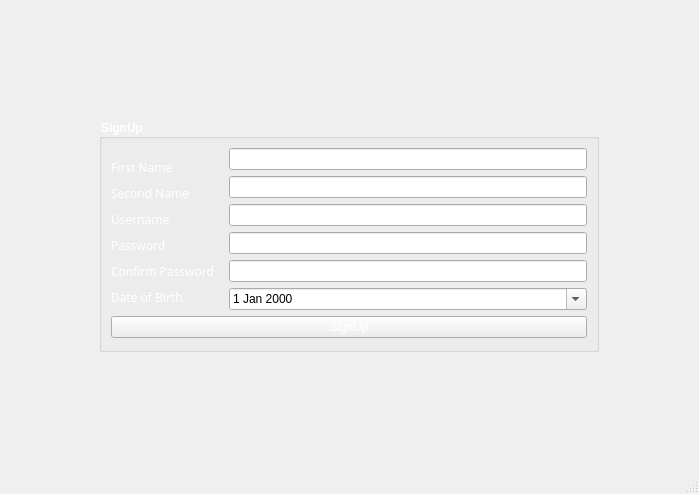
First picture: the form in register.ui, repository razashahid107/NOTEPAD-QT, before the edit.
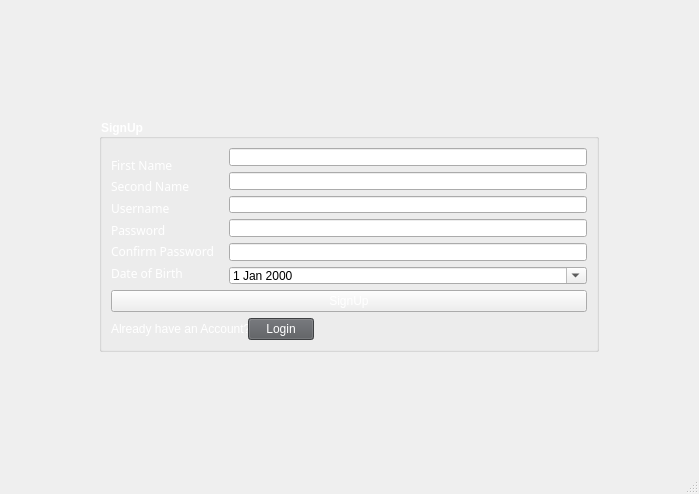
Second picture: the form after the edit. Icons and pictures are not drawn.

What changed in the file:
```diff
--- a/register.ui
+++ b/register.ui
@@ -38,7 +38,7 @@
       <property name="title">
        <string>SignUp</string>
       </property>
-      <layout class="QGridLayout" name="gridLayout">
+      <layout class="QGridLayout" name="gridLayout_3">
        <item row="0" column="0">
         <layout class="QHBoxLayout" name="horizontalLayout">
          <item>
@@ -211,6 +211,46 @@
          </property>
         </widget>
        </item>
+       <item row="2" column="0">
+        <layout class="QGridLayout" name="gridLayout">
+         <property name="rightMargin">
+          <number>273</number>
+         </property>
+         <property name="spacing">
+          <number>0</number>
+         </property>
+         <item row="0" column="0">
+          <widget class="QLabel" name="label_7">
+           <property name="maximumSize">
+            <size>
+             <width>150</width>
+             <height>16777215</height>
+            </size>
+           </property>
+           <property name="text">
+            <string>Already have an Account?</string>
+           </property>
+          </widget>
+         </item>
+         <item row="0" column="1">
+          <widget class="QPushButton" name="pushButton">
+           <property name="maximumSize">
+            <size>
+             <width>66</width>
+             <height>16777215</height>
+            </size>
+           </property>
+           <property name="styleSheet">
+            <string notr="true">background-color: rgb(87, 89, 93);
+border-color: rgb(87, 89, 93);</string>
+           </property>
+           <property name="text">
+            <string>Login</string>
+           </property>
+          </widget>
+         </item>
+        </layout>
+       </item>
       </layout>
      </widget>
     </item>
```
